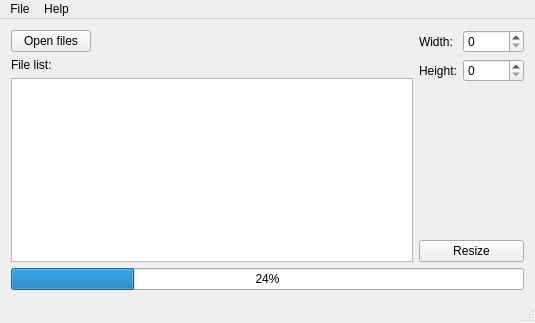
First picture: the form in src/mainwindow.ui, repository eboladev/Simple-Resize, before the edit.
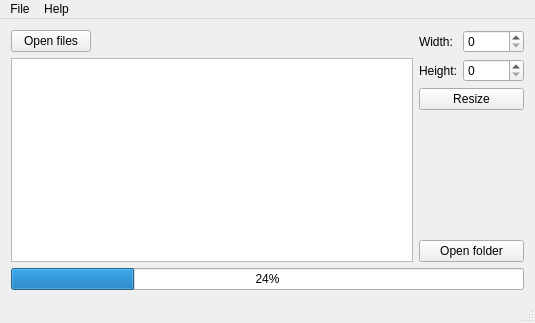
Second picture: the form after the edit. Custom widgets are drawn as their Qt base class.

```diff
--- a/src/mainwindow.ui
+++ b/src/mainwindow.ui
@@ -42,13 +42,6 @@
           </property>
          </widget>
         </item>
-        <item>
-         <widget class="QLabel" name="label">
-          <property name="text">
-           <string>File list:</string>
-          </property>
-         </widget>
-        </item>
         <item>
          <widget class="QListWidget" name="listWidget">
           <property name="selectionMode">
@@ -119,6 +112,19 @@
           </item>
          </layout>
         </item>
+        <item>
+         <widget class="QPushButton" name="resizeButton">
+          <property name="sizePolicy">
+           <sizepolicy hsizetype="Minimum" vsizetype="Fixed">
+            <horstretch>0</horstretch>
+            <verstretch>0</verstretch>
+           </sizepolicy>
+          </property>
+          <property name="text">
+           <string>Resize</string>
+          </property>
+         </widget>
+        </item>
         <item>
          <spacer name="verticalSpacer_2">
           <property name="orientation">
@@ -133,18 +139,9 @@
          </spacer>
         </item>
         <item>
-         <layout class="QHBoxLayout" name="horizontalLayout"/>
-        </item>
-        <item>
-         <widget class="QPushButton" name="resizeButton">
-          <property name="sizePolicy">
-           <sizepolicy hsizetype="Minimum" vsizetype="Fixed">
-            <horstretch>0</horstretch>
-            <verstretch>0</verstretch>
-           </sizepolicy>
-          </property>
+         <widget class="QPushButton" name="openFolderButton">
           <property name="text">
-           <string>Resize</string>
+           <string>Open folder</string>
           </property>
          </widget>
         </item>
@@ -198,6 +195,13 @@
   </action>
  </widget>
  <layoutdefault spacing="6" margin="11"/>
+ <customwidgets>
+  <customwidget>
+   <class>SpecialSpinBox</class>
+   <extends>QSpinBox</extends>
+   <header>src/specialspinbox.h</header>
+  </customwidget>
+ </customwidgets>
  <tabstops>
   <tabstop>openFilesButton</tabstop>
   <tabstop>listWidget</tabstop>
```
Left out of the diff: 14 changed lines with no effect on the pictures.
